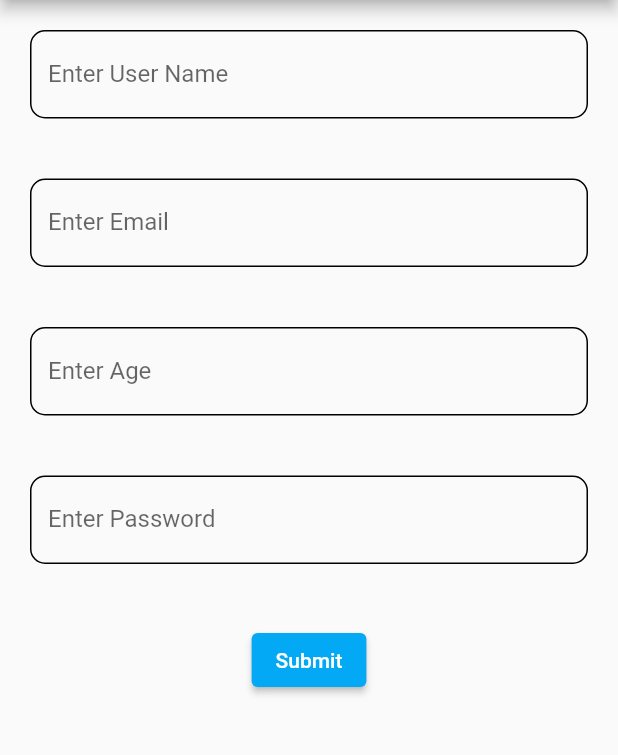
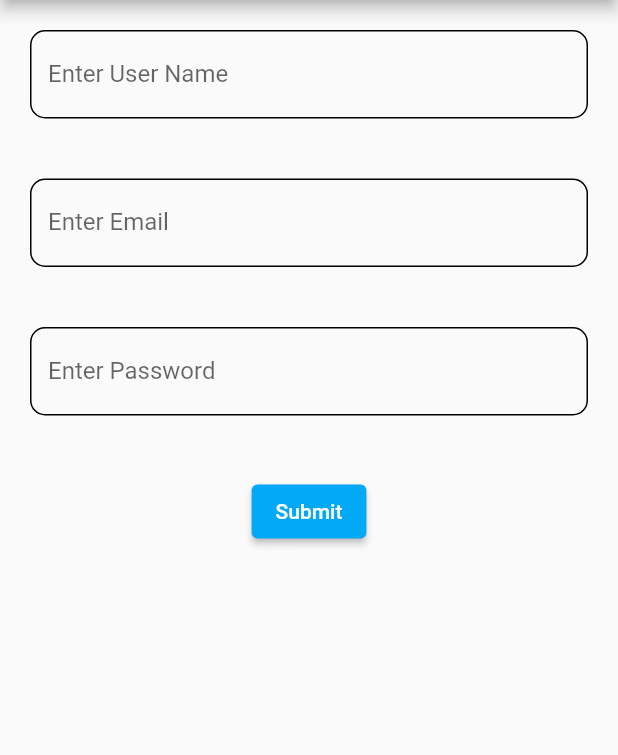
Before and after one commit to juanthedeveloper/Smart-Inventory, a Flutter app: the screen it shows after launch, after a tap on "Sign up with Email", on a phone screen of 412 x 824 dp, the part 84-839 px from its top. Run offline on Flutter 3.47's test engine with Material 2 defaults, Android fonts, the phone set to English and light mode, and no system bars; our stand-ins replace firebase_auth, firebase_core, firebase_database, flutter_signin_button, progress_indicators, splashscreen and 1 more; accounts and stored records are empty.

Commit message:
Code cleanup

```diff
--- a/lib/main.dart
+++ b/lib/main.dart
@@ -1,56 +1,21 @@
-import 'dart:io';
 
 import 'package:firebase_auth/firebase_auth.dart';
 import 'package:firebase_core/firebase_core.dart';
-import 'package:smart_inventory/screens/productsscreen.dart';
-import 'package:smart_inventory/screens/materiallistscreen.dart';
+import 'package:splashscreen/splashscreen.dart';
+import 'package:flutter/material.dart';
 
-import 'package:flutter/material.dart';
-import 'package:path/path.dart';
 import 'package:smart_inventory/screens/signup.dart';
-import 'package:splashscreen/splashscreen.dart';
-import 'package:sqflite/sqflite.dart';
 import 'screens/home.dart';
-import 'screens/productsscreen.dart';
 
-late final db;
-late final database;
+
+
 late List<Map<String, dynamic>> mapI;
 late List<Map<String, dynamic>> mapM;
 
 main() async {
-
-
   WidgetsFlutterBinding.ensureInitialized();
-
   await Firebase.initializeApp();
-
-
-// Open the database and store the reference.
-  database = openDatabase(
-    // Set the path to the database. Note: Using the `join` function from the
-    // `path` package is best practice to ensure the path is correctly
-    // constructed for each platform.
-    join(await getDatabasesPath(), 'itemMaterial.db'),
-
-// When the database is first created, create a table to store items.
-    onCreate: (db, version) {
-      // Run the CREATE TABLE statement on the database.
-      db.execute(
-        'CREATE TABLE items(name TEXT PRIMARY KEY, price REAL, material1 TEXT, material2 TEXT, material3 TEXT, m1Use REAL, m2Use REAL, m3Use REAL, id TEXT)',
-      );
-      db.execute(
-          'CREATE TABLE materials(name TEXT PRIMARY KEY, quanity REAL, id TEXT)');
-    },
-
-    version: 1,
-  );
-
-  db = await database; //this is for initializing db query for inventory display
-  mapI = await db.query('items');
-  mapM = await db.query('materials');
-  addMaptoList(); //initialize materialList with mapM names
-runApp(MaterialApp(
+  runApp(MaterialApp(
     home: IntroScreen(),
   ));
 }
@@ -59,22 +24,21 @@ class IntroScreen extends StatelessWidget {
   @override
   Widget build(BuildContext context) {
     User? result = FirebaseAuth.instance.currentUser;
-    return  SplashScreen(
-      //navigateAfterFuture: updateValue(result.uid),
+    return SplashScreen(
+        //navigateAfterFuture: updateValue(result.uid),
         useLoader: true,
         loadingTextPadding: EdgeInsets.all(0),
         loadingText: Text(""),
         navigateAfterSeconds: result != null ? Home(uid: result.uid) : SignUp(),
-        seconds: 5,
-        title:Text(
+        seconds: 3,
+        title: Text(
           'Welcome To Smart Inventory!',
           style: TextStyle(fontWeight: FontWeight.bold, fontSize: 20.0),
         ),
-        //image: Image.asset('assets/images/dart.png', fit: BoxFit.scaleDown),
+        image: Image.asset('assets/images/main.png', fit: BoxFit.scaleDown),
         backgroundColor: Colors.white,
         styleTextUnderTheLoader: new TextStyle(),
         photoSize: 100.0,
-        onClick: () => print("flutter"),
         loaderColor: Colors.red);
   }
 }
--- a/lib/screens/email_login.dart
+++ b/lib/screens/email_login.dart
@@ -97,6 +97,7 @@ class _EmailLogInState extends State<EmailLogIn> {
         MaterialPageRoute(builder: (context) => Home(uid: result.user!.uid)),
       );
     }).catchError((err) {
+
       print(err.message);
       showDialog(
           context: context,
@@ -108,6 +109,10 @@ class _EmailLogInState extends State<EmailLogIn> {
                 ElevatedButton(
                   child: Text("Ok"),
                   onPressed: () {
+                    setState(() {
+                      isLoading = false;
+                    });
+
                     Navigator.of(context).pop();
                   },
                 )
--- a/lib/screens/email_signup.dart
+++ b/lib/screens/email_signup.dart
@@ -71,25 +71,6 @@ class _EmailSignUpState extends State<EmailSignUp> {
               Padding(
                 padding: EdgeInsets.all(20.0),
                 child: TextFormField(
-                  controller: ageController,
-                  decoration: InputDecoration(
-                    labelText: "Enter Age",
-                    enabledBorder: OutlineInputBorder(
-                      borderRadius: BorderRadius.circular(10.0),
-                    ),
-                  ),
-                  // The validator receives the text that the user has entered.
-                  validator: (value) {
-                    if (value!.isEmpty) {
-                      return 'Enter Age';
-                    }
-                    return null;
-                  },
-                ),
-              ),
-              Padding(
-                padding: EdgeInsets.all(20.0),
-                child: TextFormField(
                   obscureText: true,
                   controller: passwordController,
                   decoration: InputDecoration(
@@ -114,7 +95,9 @@ class _EmailSignUpState extends State<EmailSignUp> {
                 child: isLoading
                     ? CircularProgressIndicator()
                     : ElevatedButton(
-                        style: ButtonStyle(backgroundColor: MaterialStateProperty.all<Color>(Colors.lightBlue)),
+                        style: ButtonStyle(
+                            backgroundColor: MaterialStateProperty.all<Color>(
+                                Colors.lightBlue)),
                         onPressed: () {
                           if (_formKey.currentState!.validate()) {
                             setState(() {
@@ -136,7 +119,6 @@ class _EmailSignUpState extends State<EmailSignUp> {
         .then((result) {
       dbRef.child(result.user!.uid).set({
         "email": emailController.text,
-        "age": ageController.text,
         "name": nameController.text
       }).then((res) {
         isLoading = false;
--- a/lib/screens/productDetailScreen.dart
+++ b/lib/screens/productDetailScreen.dart
@@ -1,8 +1,9 @@
 import 'package:flutter/material.dart';
-import 'package:smart_inventory/databasedetails.dart';
-import 'package:smart_inventory/screens/materiallistscreen.dart';
+import 'package:smart_inventory/Items.dart';
+
 
 import '../main.dart';
+import 'materiallistscreen.dart';
 
 Future<double> _displayChangedouble(
     BuildContext context, String updateField) async {
--- a/lib/screens/productsscreen.dart
+++ b/lib/screens/productsscreen.dart
@@ -1,4 +1,4 @@
-import 'package:smart_inventory/databasedetails.dart';
+import 'package:smart_inventory/Items.dart';
 import 'package:smart_inventory/screens/itemformscreen.dart';
 import 'package:smart_inventory/main.dart';
 import 'package:flutter/material.dart';
--- a/lib/screens/signup.dart
+++ b/lib/screens/signup.dart
@@ -14,8 +14,8 @@ class SignUp extends StatelessWidget {
         ),
         body: Center(
           child: Column(mainAxisAlignment: MainAxisAlignment.center, children: <
-              Widget>[
-            Padding(
+              Widget>[Image.asset('assets/images/main.png', fit: BoxFit.scaleDown),
+            const Padding(
               padding: EdgeInsets.all(10.0),
               child: Text("Smart Inventory",
                   style: TextStyle(
--- a/pubspec.yaml
+++ b/pubspec.yaml
@@ -51,6 +51,7 @@ dependencies:
   sqflite: ^2.0.2
   path: ^1.8.0
   http: ^0.13.4
+  progress_indicators: ^1.0.0
 
 
 dev_dependencies:
```
Also changed, not shown: lib/Items.dart (renamed from lib/databasedetails.dart, +7 -62 lines), lib/screens/home.dart (+3 -13 lines), lib/screens/itemformscreen.dart (+4 -4 lines), pubspec.lock.
